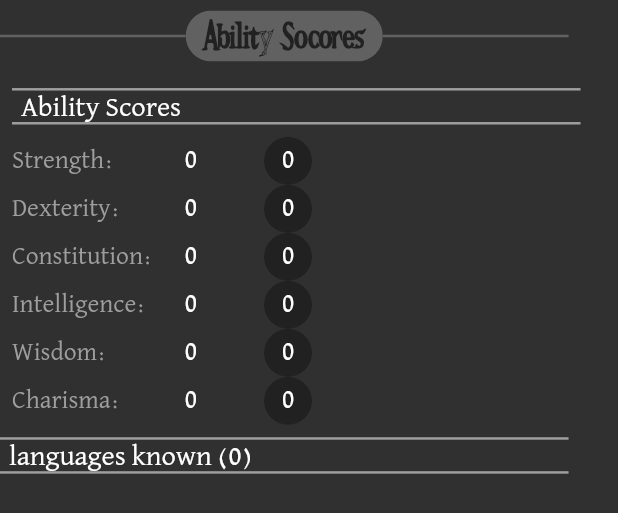
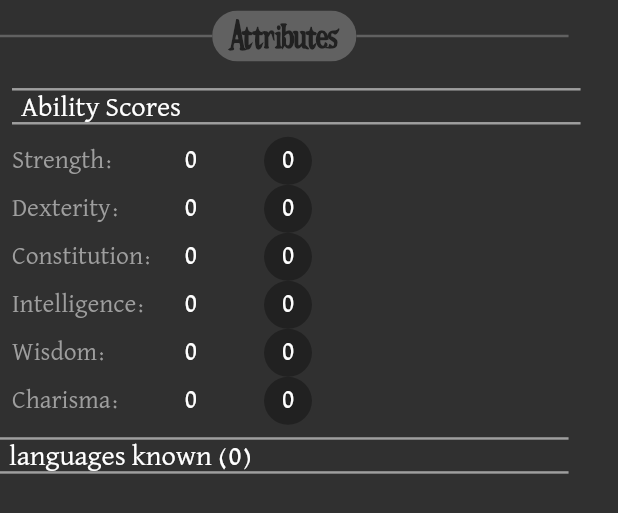
Before and after one commit to M-antunes/fantasy_name_generator, a Flutter app: the SheetInfoAbilityScore widget shown alone on an empty page, opened directly with empty values, on a phone screen of 412 x 824 dp. Shown: the top 513 px of the screen. Run offline on Flutter 3.47's test engine with Material 2 defaults, Android fonts, the phone set to English and light mode, and no system bars; our stand-ins replace flutter_svg, shared_preferences, step_progress_indicator; missing offline and left inert: animated_button; accounts and stored records are empty.

Commit message:
changing name ability score to attribute

```diff
--- a/lib/controllers/stats_controller/imports.dart
+++ b/lib/controllers/stats_controller/imports.dart
@@ -11,15 +11,17 @@ export 'dart:convert';
 
 export 'package:fantasy_name_generator/shared/data/default_char_model_data.dart';
 export 'package:shared_preferences/shared_preferences.dart';
-
 export '../../modules/char_creation/selection_sections/stats_sections/stats_main/controllers/appearance_controller.dart';
-export '../../modules/char_creation/selection_sections/stats_sections/stats_tabs/ability_scores/controller/ability_controller.dart';
 export '../../modules/char_creation/selection_sections/stats_sections/stats_tabs/combat/controller/defense_controller.dart';
 export '../../modules/char_creation/selection_sections/stats_sections/stats_tabs/combat/controller/offense_controller.dart';
 export '../../modules/char_creation/selection_sections/stats_sections/stats_tabs/loot/controller/loot_controller.dart';
 export '../../modules/char_creation/selection_sections/stats_sections/stats_tabs/magic_gear/controller/magic_gear_controller.dart';
 export '../../modules/char_creation/selection_sections/stats_sections/stats_tabs/skill/controller/skill_controller.dart';
+export 'package:fantasy_name_generator/models/char_personal_models/language_model.dart';
+export 'package:fantasy_name_generator/modules/char_creation/selection_sections/stats_sections/stats_tabs/feats/controllers/feats_controller.dart';
 
+export '../../modules/char_creation/selection_sections/stats_sections/stats_tabs/attributes/controller/attribute_controller.dart';
+export '../../shared/data/language_data.dart';
 export '../../models/equip_models/armor_models/armor_model.dart';
 export '../../models/equip_models/magic_equip_models/wonderous_items_model.dart';
 export '../../models/class_models/specials_model.dart';
--- a/lib/controllers/stats_controller/stats_controller.dart
+++ b/lib/controllers/stats_controller/stats_controller.dart
@@ -1,7 +1,3 @@
-import 'package:fantasy_name_generator/models/char_personal_models/language_model.dart';
-import 'package:fantasy_name_generator/modules/char_creation/selection_sections/stats_sections/stats_tabs/feats/controllers/feats_controller.dart';
-
-import '../../shared/data/language_data.dart';
 import '../stage_controller/imports.dart';
 
 class StatsController with ChangeNotifier {
@@ -15,7 +11,7 @@ class StatsController with ChangeNotifier {
   var languages = LanguageData();
 
   var appearanceCtrl = AppearanceController();
-  var abilityCtrl = AbilityController();
+  var abilityCtrl = AttributeController();
   var magicGearCtrl = MagicGearController();
   var lootCtrl = LootController();
   var offenseCtrl = OffenseController();
--- a/lib/modules/char_creation/selection_sections/stats_sections/stats_main/stats_section.dart
+++ b/lib/modules/char_creation/selection_sections/stats_sections/stats_main/stats_section.dart
@@ -8,7 +8,7 @@ import 'package:fantasy_name_generator/shared/themes/app_text_styles.dart';
 import 'package:fantasy_name_generator/shared/widgets/app_horizontal_line.dart';
 
 import '../../../../../shared/themes/app_colors.dart';
-import '../stats_tabs/ability_scores/ability_scores.dart';
+import '../stats_tabs/attributes/attribute.dart';
 import '../stats_tabs/combat/combat_stats.dart';
 import '../stats_tabs/feats/feats_stats.dart';
 import '../stats_tabs/features/features_stats.dart';
@@ -193,7 +193,7 @@ class _StatsSectionState extends State<StatsSection>
                               child: TabBarView(
                                 controller: _controller,
                                 children: const [
-                                  AbilityScoreSection(),
+                                  AttributeSection(),
                                   CombatStats(),
                                   MagicGearStats(),
                                   FeatureStats(),
--- a/lib/modules/char_creation/selection_sections/stats_sections/stats_tabs/ability_scores/ability_scores.dart
+++ b/lib/modules/char_creation/selection_sections/stats_sections/stats_tabs/attributes/attribute.dart
@@ -8,8 +8,8 @@ import '../../widgets/atribute_division.dart';
 import 'widgets/stats_description_column.dart';
 import 'widgets/stats_description_text.dart';
 
-class AbilityScoreSection extends StatelessWidget {
-  const AbilityScoreSection({Key? key}) : super(key: key);
+class AttributeSection extends StatelessWidget {
+  const AttributeSection({Key? key}) : super(key: key);
 
   @override
   Widget build(BuildContext context) {
--- a/lib/modules/char_creation/selection_sections/stats_sections/stats_tabs/ability_scores/controller/ability_controller.dart
+++ b/lib/modules/char_creation/selection_sections/stats_sections/stats_tabs/attributes/controller/attribute_controller.dart
@@ -5,7 +5,7 @@ import '../../../../../../../models/class_models/skill_model.dart';
 import '../../../../../../../models/combat_models/base_atribute_model.dart';
 import '../../../../../../../shared/utils/utils.dart';
 
-class AbilityController {
+class AttributeController {
   AttributeModel attribute = AttributeModel();
 
   AttributeModel ajustStatsToLevel(
--- a/lib/modules/saved_chars/saved_char_sheet/saved_chars_sheet.dart
+++ b/lib/modules/saved_chars/saved_char_sheet/saved_chars_sheet.dart
@@ -12,7 +12,7 @@ import 'package:provider/provider.dart';
 import '../../../controllers/char_admin_controller/char_adimin_controller.dart';
 import '../../../shared/constants/phone_sizes.dart';
 import '../../char_creation/selection_sections/stats_sections/widgets/char_description_text.dart';
-import 'sheet_info_sections/sheet_info_ability_score.dart';
+import 'sheet_info_sections/sheet_info_attribute.dart';
 import 'sheet_info_sections/sheet_info_combat.dart';
 import 'sheet_info_sections/sheet_info_feats.dart';
 import 'widgets/IconsStatsButton.dart';
--- a/lib/modules/saved_chars/saved_char_sheet/sheet_info_sections/sheet_info_ability_score.dart
+++ b/lib/modules/saved_chars/saved_char_sheet/sheet_info_sections/sheet_info_attribute.dart
@@ -1,14 +1,11 @@
 import 'package:fantasy_name_generator/modules/char_creation/selection_sections/stats_sections/widgets/atribute_division.dart';
 import 'package:flutter/material.dart';
-import 'package:provider/provider.dart';
 
 import 'package:fantasy_name_generator/controllers/stage_controller/imports.dart';
 import 'package:fantasy_name_generator/shared/themes/app_text_styles.dart';
 
-import '../../../../controllers/char_admin_controller/char_adimin_controller.dart';
 import '../../../../shared/constants/phone_sizes.dart';
 import '../../../../shared/widgets/expanded_section.dart';
-import '../../../char_creation/selection_sections/stats_sections/widgets/general_magical_equip_row.dart';
 import 'widgets/label_for_category_icon.dart';
 
 class SheetInfoAbilityScore extends StatelessWidget {
@@ -20,13 +17,12 @@ class SheetInfoAbilityScore extends StatelessWidget {
 
   @override
   Widget build(BuildContext context) {
-    var ctrl = context.read<CharAdminController>();
     return ExpandedSection(
       expand: true,
       child: Column(
         crossAxisAlignment: CrossAxisAlignment.start,
         children: [
-          const LabelForCategoryIcon(label: "Ability Socores"),
+          const LabelForCategoryIcon(label: "Attributes"),
           SizedBox(height: deviceHeight! * 0.003),
           Padding(
             padding: const EdgeInsets.only(left: 8),
```
Also changed, not shown: lib/shared/data/combat_style_feats_data/all_feats_data.dart (+13 -0 lines), lib/shared/data/combat_style_feats_data/readied_feats_data.dart (+53 -0 lines), lib/modules/char_creation/selection_sections/stats_sections/stats_tabs/attributes/widgets/stats_description_column.dart (renamed from lib/modules/char_creation/selection_sections/stats_sections/stats_tabs/ability_scores/widgets/stats_description_column.dart), lib/modules/char_creation/selection_sections/stats_sections/stats_tabs/attributes/widgets/stats_description_text.dart (renamed from lib/modules/char_creation/selection_sections/stats_sections/stats_tabs/ability_scores/widgets/stats_description_text.dart).
